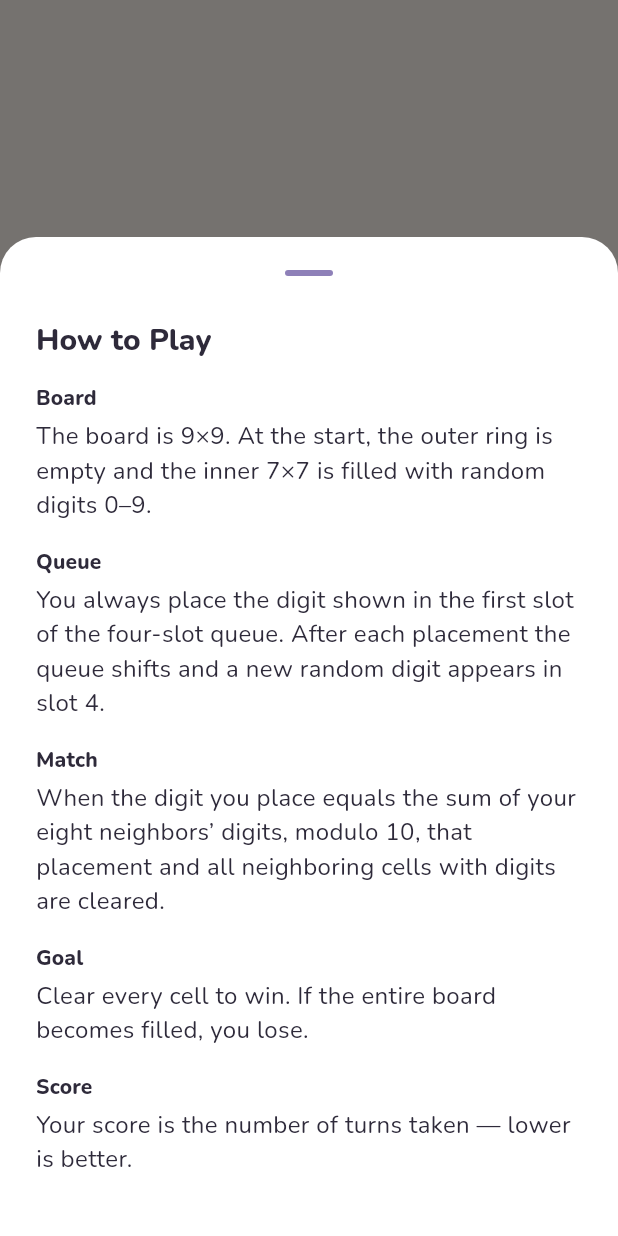
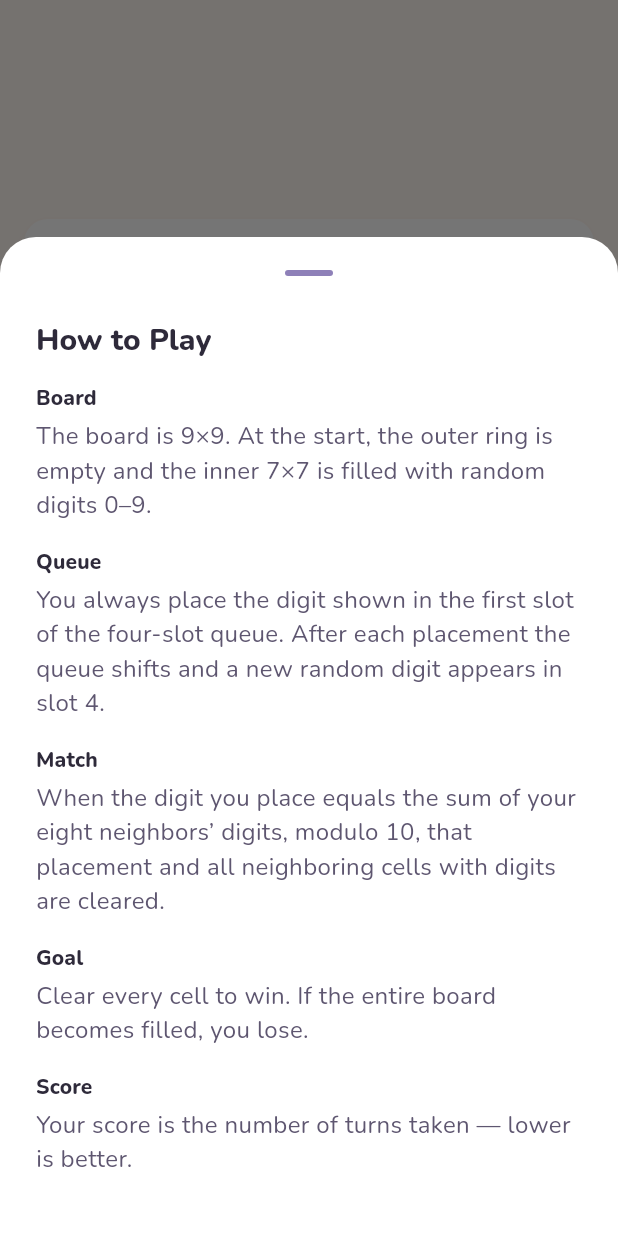
Before and after one commit to wall72/summing-flutter, a Flutter app: the screen it shows after launch, after a tap on "How to Play", on a phone screen of 412 x 824 dp. Run offline on Flutter 3.47's test engine with Material 3 defaults, Android fonts, the phone set to English and light mode, and no system bars; our stand-ins replace audioplayers, flutter_riverpod, shared_preferences.

Commit message:
feat(SPEC-UI-001): M3 화면별 반응형 스타일
메뉴, 점수판, How to Play 시트를 design.md §4·§5 배치와 디자인 토큰으로 바꿉니다.

- 메뉴: compact·medium은 가운데 카드 하나(최대 폭 440, 높이가 모자라면 세로 스크롤),
  expanded와 저높이 가로는 시작 버튼 카드 + 설정·How to Play 카드를 나란히 둡니다.
  저높이 가로에서는 카드마다 세로 스크롤합니다. 간격은 AppSpacing 토큰을 씁니다
- 점수판: 목록 최대 폭 560 가운데 정렬, CircleAvatar는 queueHeadContainer / onQueueHead
- How to Play 시트: 제목 onSurface, 본문 onSurfaceVariant, 여백은 AppSpacing 토큰
- layout/breakpoints.dart에 ScreenLayout(메뉴 카드 440, 목록 560) 추가
- 새 테스트: responsive_layout_test.dart(AC-UI-06 뷰포트 10종, AC-UI-07, 메뉴·점수판 배치,
  번들 Nunito를 불러와 실제 글꼴로 넘침 검사), theme/screen_contrast_test.dart(AC-UI-02
  메뉴·SnackBar·시트·점수판, 라이트·다크)
- AC-UI-23 grep 13줄 → 1줄(next_queue_row.dart:91, M4 범위)

SPEC-UI-001 M3

🗿 MoAI

```diff
--- a/lib/presentation/common/how_to_play_sheet.dart
+++ b/lib/presentation/common/how_to_play_sheet.dart
@@ -1,17 +1,21 @@
 import 'package:flutter/material.dart';
+import 'package:summing_flutter/presentation/theme/app_tokens.dart';
 
+/// How to Play 바텀 시트 (`design.md` §5). 배경 surfaceContainer와 손잡이 cellOutline은
+/// 테마의 `bottomSheetTheme`이 정하고, 제목은 onSurface, 본문은 onSurfaceVariant로 그린다.
 Future<void> showHowToPlaySheet(BuildContext context) {
   return showModalBottomSheet<void>(
     context: context,
     isScrollControlled: true,
     showDragHandle: true,
     builder: (context) {
+      final palette = AppPalette.of(context);
       return Padding(
         padding: EdgeInsets.only(
-          left: 24,
-          right: 24,
-          top: 8,
-          bottom: MediaQuery.paddingOf(context).bottom + 24,
+          left: AppSpacing.xl,
+          right: AppSpacing.xl,
+          top: AppSpacing.sm,
+          bottom: MediaQuery.paddingOf(context).bottom + AppSpacing.xl,
         ),
         child: SingleChildScrollView(
           child: Column(
@@ -21,9 +25,10 @@ Future<void> showHowToPlaySheet(BuildContext context) {
                 'How to Play',
                 style: Theme.of(context).textTheme.titleLarge?.copyWith(
                       fontWeight: FontWeight.bold,
+                      color: palette.onSurface,
                     ),
               ),
-              const SizedBox(height: 16),
+              const SizedBox(height: AppSpacing.lg),
               const _RuleParagraph(
                 title: 'Board',
                 body:
@@ -65,19 +70,27 @@ class _RuleParagraph extends StatelessWidget {
 
   @override
   Widget build(BuildContext context) {
+    final palette = AppPalette.of(context);
+    final textTheme = Theme.of(context).textTheme;
     return Padding(
-      padding: const EdgeInsets.only(bottom: 16),
+      padding: const EdgeInsets.only(bottom: AppSpacing.lg),
       child: Column(
         crossAxisAlignment: CrossAxisAlignment.start,
         children: [
           Text(
             title,
-            style: Theme.of(context).textTheme.titleSmall?.copyWith(
-                  fontWeight: FontWeight.w600,
-                ),
+            style: textTheme.titleSmall?.copyWith(
+              fontWeight: FontWeight.w600,
+              color: palette.onSurface,
+            ),
           ),
-          const SizedBox(height: 4),
-          Text(body, style: Theme.of(context).textTheme.bodyMedium),
+          const SizedBox(height: AppSpacing.xxs),
+          Text(
+            body,
+            style: textTheme.bodyMedium?.copyWith(
+              color: palette.onSurfaceVariant,
+            ),
+          ),
         ],
       ),
     );
--- a/lib/presentation/layout/breakpoints.dart
+++ b/lib/presentation/layout/breakpoints.dart
@@ -66,7 +66,16 @@ abstract final class GameLayout {
   static const double gapLarge = 16;
 }
 
-/// 저높이 가로 보드 한 변 = min(높이 − 위아래 여백, 폭 − 왼쪽 여백 − 칸 사이 − 오른쪽 여백 − 패널 최소 폭).
+/// 메뉴·점수판 배치 수치 (`design.md` §4).
+abstract final class ScreenLayout {
+  /// compact·medium 메뉴의 가운데 카드 최대 폭.
+  static const double menuCardMaxWidth = 440;
+
+  /// 점수판 목록 최대 폭 (medium 이상에서 가운데 정렬).
+  static const double listMaxWidth = 560;
+}
+
+/// 저높이 가로 보드 한 변 =min(높이 − 위아래 여백, 폭 − 왼쪽 여백 − 칸 사이 − 오른쪽 여백 − 패널 최소 폭).
 double lowHeightBoardSide(Size size) {
   const edge = GameLayout.lowHeightEdge;
   final side = math.min(
--- a/lib/presentation/menu/menu_page.dart
+++ b/lib/presentation/menu/menu_page.dart
@@ -1,10 +1,14 @@
+import 'dart:math' as math;
+
 import 'package:flutter/material.dart';
 import 'package:flutter_riverpod/flutter_riverpod.dart';
 import 'package:summing_flutter/application/app_queries.dart';
 import 'package:summing_flutter/application/game_session_notifier.dart';
 import 'package:summing_flutter/presentation/common/how_to_play_sheet.dart';
 import 'package:summing_flutter/presentation/game/game_page.dart';
+import 'package:summing_flutter/presentation/layout/breakpoints.dart';
 import 'package:summing_flutter/presentation/scores/scores_page.dart';
+import 'package:summing_flutter/presentation/theme/app_tokens.dart';
 
 class MenuPage extends ConsumerStatefulWidget {
   const MenuPage({super.key});
@@ -53,47 +57,33 @@ class _MenuPageState extends ConsumerState<MenuPage> {
     final canResume = savedGame != null;
     final settings = ref.read(settingsControllerProvider.notifier);
 
-    return Scaffold(
-      body: SafeArea(
-        child: Center(
-          child: ConstrainedBox(
-            constraints: const BoxConstraints(maxWidth: 420),
-            child: Padding(
-              padding: const EdgeInsets.all(24),
-              child: Column(
-                mainAxisAlignment: MainAxisAlignment.center,
-                crossAxisAlignment: CrossAxisAlignment.stretch,
-                children: [
+    // 시작 버튼 묶음: 제목, 설명, New Game, Resume Game, Scores.
+    final start = <Widget>[
       Text(
         'Summing',
         textAlign: TextAlign.center,
-                    style: Theme.of(context)
-                        .textTheme
-                        .headlineMedium
-                        ?.copyWith(fontWeight: FontWeight.bold),
+        style: Theme.of(context).textTheme.displaySmall,
       ),
-                  const SizedBox(height: 8),
+      const SizedBox(height: AppSpacing.sm),
       Text(
         'Clear the board in as few turns as possible.',
         textAlign: TextAlign.center,
         style: Theme.of(context).textTheme.bodyMedium?.copyWith(
-                          color: Theme.of(context).colorScheme.onSurfaceVariant,
+              color: AppPalette.of(context).onSurfaceVariant,
             ),
       ),
-                  const SizedBox(height: 32),
+      const SizedBox(height: AppSpacing.xxl),
       FilledButton(
         onPressed: () => _openGame(
           () => ref.read(gameSessionProvider.notifier).startNewGame(),
         ),
         child: const Text('New Game'),
       ),
-                  const SizedBox(height: 12),
+      const SizedBox(height: AppSpacing.md),
       FilledButton.tonal(
         onPressed: canResume
             ? () => _openGame(
-                              () => ref
-                                  .read(gameSessionProvider.notifier)
-                                  .resumeGame(),
+                  () => ref.read(gameSessionProvider.notifier).resumeGame(),
                 )
             : null,
         child: Text(
@@ -102,23 +92,22 @@ class _MenuPageState extends ConsumerState<MenuPage> {
               : 'Resume Game',
         ),
       ),
-                  const SizedBox(height: 12),
+      const SizedBox(height: AppSpacing.md),
       OutlinedButton(
         onPressed: () {
           Navigator.of(context).push<void>(
-                        MaterialPageRoute<void>(
-                          builder: (_) => const ScoresPage(),
-                        ),
+            MaterialPageRoute<void>(builder: (_) => const ScoresPage()),
           );
         },
         child: const Text('Scores'),
       ),
-                  const SizedBox(height: 12),
-                  OutlinedButton(
+    ];
+
+    final howToPlay = OutlinedButton(
       onPressed: () => showHowToPlaySheet(context),
       child: const Text('How to Play'),
-                  ),
-                  const SizedBox(height: 32),
+    );
+    final switches = <Widget>[
       SwitchListTile(
         title: const Text('Music'),
         value: s.musicOn,
@@ -129,12 +118,171 @@ class _MenuPageState extends ConsumerState<MenuPage> {
         value: s.soundOn,
         onChanged: settings.setSoundOn,
       ),
+    ];
+
+    final layout = layoutClassFor(MediaQuery.sizeOf(context));
+    final Widget body = switch (layout) {
+      LayoutClass.compact || LayoutClass.medium => _SingleCardMenu(
+          margin: layout == LayoutClass.compact
+              ? AppSpacing.lg
+              : AppSpacing.xxl,
+          children: [
+            ...start,
+            const SizedBox(height: AppSpacing.md),
+            howToPlay,
+            const SizedBox(height: AppSpacing.xxl),
+            ...switches,
           ],
         ),
+      LayoutClass.expanded || LayoutClass.lowHeightLandscape => _TwoCardMenu(
+          scrollEachCard: layout == LayoutClass.lowHeightLandscape,
+          start: start,
+          settings: [
+            howToPlay,
+            const SizedBox(height: AppSpacing.lg),
+            ...switches,
+          ],
         ),
+    };
+
+    return Scaffold(body: SafeArea(child: body));
+  }
+}
+
+/// 버튼을 세로로 쌓은 메뉴 카드. 카드 모양은 테마의 `cardTheme`(radius md)를 쓴다.
+class _MenuCard extends StatelessWidget {
+  const _MenuCard({
+    required this.children,
+    required this.padding,
+    this.scrollable = false,
+  });
+
+  final List<Widget> children;
+  final double padding;
+
+  /// true면 카드 안에서 세로 스크롤한다 (저높이 가로, `design.md` §4).
+  final bool scrollable;
+
+  @override
+  Widget build(BuildContext context) {
+    final content = Column(
+      mainAxisSize: MainAxisSize.min,
+      crossAxisAlignment: CrossAxisAlignment.stretch,
+      children: children,
+    );
+    return Card(
+      margin: EdgeInsets.zero,
+      child: scrollable
+          ? SingleChildScrollView(
+              padding: EdgeInsets.all(padding),
+              child: content,
+            )
+          : Padding(padding: EdgeInsets.all(padding), child: content),
+    );
+  }
+}
+
+/// 높이가 모자라면 바깥이 세로 스크롤하고, 남으면 [child]를 가운데에 둔다.
+class _CenteredScroll extends StatelessWidget {
+  const _CenteredScroll({required this.margin, required this.child});
+
+  final double margin;
+  final Widget child;
+
+  @override
+  Widget build(BuildContext context) {
+    return LayoutBuilder(
+      builder: (context, constraints) => SingleChildScrollView(
+        padding: EdgeInsets.all(margin),
+        child: ConstrainedBox(
+          constraints: BoxConstraints(
+            minHeight: math.max(0.0, constraints.maxHeight - 2 * margin),
           ),
+          child: Center(child: child),
         ),
       ),
     );
   }
 }
+
+/// compact·medium: 가운데 카드 하나(최대 폭 440), 버튼 세로 배치, 높이가 모자라면 세로 스크롤.
+class _SingleCardMenu extends StatelessWidget {
+  const _SingleCardMenu({required this.margin, required this.children});
+
+  final double margin;
+  final List<Widget> children;
+
+  @override
+  Widget build(BuildContext context) {
+    return _CenteredScroll(
+      margin: margin,
+      child: ConstrainedBox(
+        constraints:
+            const BoxConstraints(maxWidth: ScreenLayout.menuCardMaxWidth),
+        child: _MenuCard(padding: AppSpacing.xl, children: children),
+      ),
+    );
+  }
+}
+
+/// expanded·저높이 가로: 시작 버튼 카드 + 설정·How to Play 카드를 나란히 둔다.
+/// 저높이 가로에서는 카드가 화면 높이를 채우고 카드마다 세로 스크롤한다.
+class _TwoCardMenu extends StatelessWidget {
+  const _TwoCardMenu({
+    required this.scrollEachCard,
+    required this.start,
+    required this.settings,
+  });
+
+  final bool scrollEachCard;
+  final List<Widget> start;
+  final List<Widget> settings;
+
+  @override
+  Widget build(BuildContext context) {
+    const maxWidth = 2 * ScreenLayout.menuCardMaxWidth + AppSpacing.lg;
+    final padding = scrollEachCard ? AppSpacing.lg : AppSpacing.xl;
+
+    final row = Row(
+      crossAxisAlignment: scrollEachCard
+          ? CrossAxisAlignment.stretch
+          : CrossAxisAlignment.start,
+      children: [
+        Expanded(
+          child: _MenuCard(
+            padding: padding,
+            scrollable: scrollEachCard,
+            children: start,
+          ),
+        ),
+        const SizedBox(width: AppSpacing.lg),
+        Expanded(
+          child: _MenuCard(
+            padding: padding,
+            scrollable: scrollEachCard,
+            children: settings,
+          ),
+        ),
+      ],
+    );
+
+    if (scrollEachCard) {
+      return Padding(
+        padding: const EdgeInsets.all(AppSpacing.md),
+        child: Center(
+          child: ConstrainedBox(
+            constraints: const BoxConstraints(maxWidth: maxWidth),
+            child: row,
+          ),
+        ),
+      );
+    }
+    return _CenteredScroll(
+      margin: AppSpacing.xl,
+      child: ConstrainedBox(
+        constraints: const BoxConstraints(maxWidth: maxWidth),
+        child: row,
+      ),
+    );
+  }
+}
```
Also changed, not shown: lib/presentation/scores/scores_page.dart (+20 -4 lines), 2 other files. Lines whose indentation alone changed are shown as unchanged.
